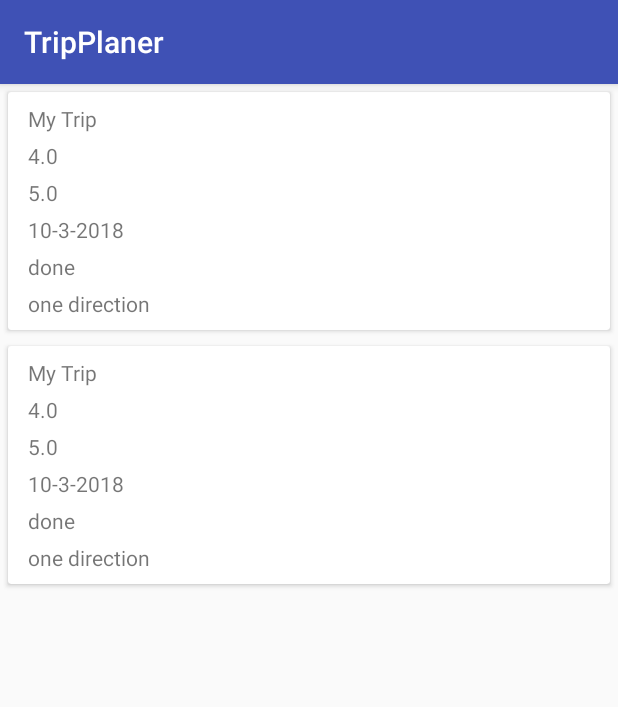
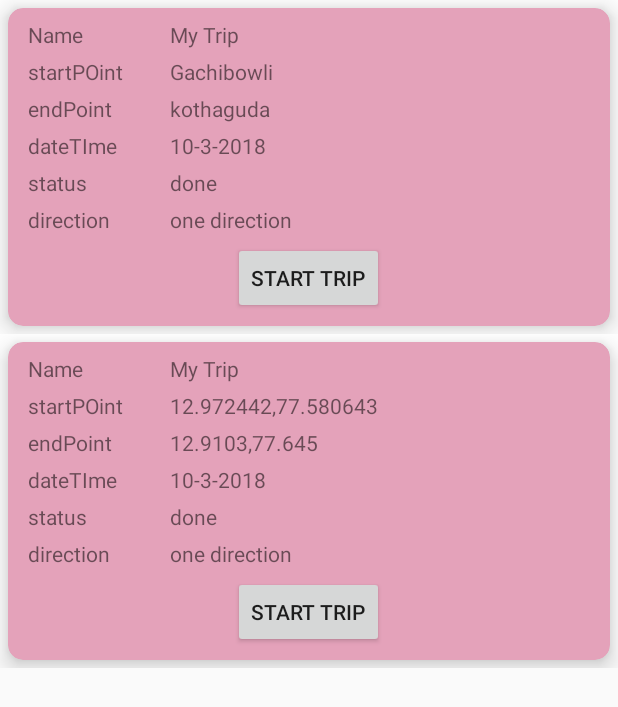
Before and after one commit to abdelmun3m/TripPlaner, an Android app: the screen it shows after launch (MainActivity), on a phone screen of 412 x 824 dp. Shown: the top 707 px of the screen. Run offline under Robolectric (Android 15) with nearby library versions, the phone set to English and light mode, and no system bars.

Commit message:
LaunchTrip

```diff
--- a/app/src/main/AndroidManifest.xml
+++ b/app/src/main/AndroidManifest.xml
@@ -8,11 +8,11 @@
         android:label="@string/app_name"
         android:roundIcon="@mipmap/ic_launcher_round"
         android:supportsRtl="true"
-        android:theme="@style/AppTheme" >
+        android:theme="@style/AppTheme">
+
         <activity android:name=".MainActivity" >
             <intent-filter>
                 <action android:name="android.intent.action.MAIN" />
-
                 <category android:name="android.intent.category.LAUNCHER" />
             </intent-filter>
         </activity>
--- a/app/src/main/java/com/android/abdelmun3m/tripplaner/Cards.java
+++ b/app/src/main/java/com/android/abdelmun3m/tripplaner/Cards.java
@@ -1,19 +1,23 @@
 package com.android.abdelmun3m.tripplaner;
+
+import java.io.Serializable;
 
 /**
  * Created by lamiaa on 23/03/18.
  */
 
-public class Cards {
-   private int id;
+public class Cards implements Serializable {
+    private int id;
     private String tripName;
-    private double srtpoint;
-    private double endpoint;
+//    private double srtpoint;
+//    private double endpoint;
+    private String srtpoint;
+    private String endpoint;
     private String dateTime;
     private String tripstatus;
     private String rootStatus;
 
-    public Cards(int id ,String tripName, double srtpoint, double endpoint, String dateTime, String tripstatus, String rootStatus) {
+    public Cards(int id ,String tripName, String srtpoint, String endpoint, String dateTime, String tripstatus, String rootStatus) {
         this.id=id;
         this.tripName = tripName;
         this.srtpoint = srtpoint;
@@ -31,11 +35,11 @@ public class Cards {
         return tripName;
     }
 
-    public double getSrtpoint() {
+    public String getSrtpoint() {
         return srtpoint;
     }
 
-    public double getEndpoint() {
+    public String getEndpoint() {
         return endpoint;
     }
 
@@ -59,11 +63,11 @@ public class Cards {
         this.tripName = tripName;
     }
 
-    public void setSrtpoint(double srtpoint) {
+    public void setSrtpoint(String srtpoint) {
         this.srtpoint = srtpoint;
     }
 
-    public void setEndpoint(double endpoint) {
+    public void setEndpoint(String endpoint) {
         this.endpoint = endpoint;
     }
 
--- a/app/src/main/java/com/android/abdelmun3m/tripplaner/CardsAdapter.java
+++ b/app/src/main/java/com/android/abdelmun3m/tripplaner/CardsAdapter.java
@@ -1,20 +1,30 @@
 package com.android.abdelmun3m.tripplaner;
 
 import android.content.Context;
+import android.content.Intent;
+import android.net.Uri;
 import android.support.v7.widget.RecyclerView;
+import android.util.Log;
 import android.view.LayoutInflater;
 import android.view.View;
 import android.view.ViewGroup;
+import android.widget.AdapterView;
+import android.widget.Button;
+import android.widget.ImageView;
 import android.widget.TextView;
+import android.widget.Toast;
 
+import java.io.Serializable;
 import java.util.List;
+
+import static android.support.v4.content.ContextCompat.startActivity;
 
 /**
  * Created by lamiaa on 24/03/18.
  */
 
 public class CardsAdapter extends RecyclerView.Adapter<CardsAdapter.CardsViewHolder>{
-//usedto inflate layout
+
     private Context myCtx;
     private List<Cards> CardsList;
 
@@ -24,16 +34,9 @@ public class CardsAdapter extends RecyclerView.Adapter<CardsAdapter.CardsViewHol
     }
 
     @Override
-    public CardsViewHolder onCreateViewHolder(ViewGroup parent, int viewType) {
-        LayoutInflater inflater = LayoutInflater.from(myCtx);
-        View view = inflater.inflate(R.layout.list_layout, null);
-        return new CardsViewHolder(view);
-    }
+    public void onBindViewHolder(CardsViewHolder holder, int position) {
 
-    @Override
-    public void onBindViewHolder(CardsViewHolder holder, int position) {
-        Cards card = CardsList.get(position);
-
+        final Cards card = CardsList.get(position);
         holder.tripName.setText(card.getTripName());
         holder.tripstrPoint.setText(String.valueOf(card.getSrtpoint()));
         holder.tripendPoint.setText(String.valueOf(card.getEndpoint()));
@@ -42,6 +45,26 @@ public class CardsAdapter extends RecyclerView.Adapter<CardsAdapter.CardsViewHol
         holder.tripDirStatus.setText(card.getRootStatus());
 
 
+        //Start trip Button
+        holder.startTripBtn.setOnClickListener(new View.OnClickListener() {
+            @Override
+            public void onClick(View view) {
+
+                String srtpoint = String.valueOf(card.getSrtpoint());
+                String endpoint = String.valueOf(card.getEndpoint());
+
+                String ur="";
+                final String uri = "http://maps.google.com/maps?daddr=";
+                ur= uri.concat(srtpoint + "+to:"+endpoint);
+                final Intent intent = new Intent(android.content.Intent.ACTION_VIEW, Uri.parse(ur));
+                intent.setFlags(Intent.FLAG_ACTIVITY_NEW_TASK);
+                intent.setClassName("com.google.android.apps.maps", "com.google.android.maps.MapsActivity");
+                myCtx.startActivity(intent);
+
+                Toast.makeText(myCtx, ""+ur, Toast.LENGTH_SHORT).show();
+
+            }
+        });
 
     }
 
@@ -50,12 +73,14 @@ public class CardsAdapter extends RecyclerView.Adapter<CardsAdapter.CardsViewHol
         return CardsList.size();
     }
 
-    class CardsViewHolder extends RecyclerView.ViewHolder{
+    public class CardsViewHolder extends RecyclerView.ViewHolder{
 
         TextView tripName , tripstrPoint , tripendPoint , tripDateTime , tripStatus , tripDirStatus;
+        //ImageView deleteCard;
+        public Button startTripBtn;
+
         public CardsViewHolder(View itemView) {
             super(itemView);
-
             tripName = itemView.findViewById(R.id.tripName);
             tripstrPoint = itemView.findViewById(R.id.tripstrPoint);
             tripendPoint = itemView.findViewById(R.id.tripendPoint);
@@ -63,7 +88,16 @@ public class CardsAdapter extends RecyclerView.Adapter<CardsAdapter.CardsViewHol
             tripStatus = itemView.findViewById(R.id.tripStatus);
             tripDirStatus = itemView.findViewById(R.id.tripDirStatus);
 
+            startTripBtn = itemView.findViewById(R.id.launchTrip);
 
         }
     }
+    @Override
+    public CardsViewHolder onCreateViewHolder(ViewGroup parent, int viewType) {
+        LayoutInflater inflater = LayoutInflater.from(myCtx);
+        View view = inflater.inflate(R.layout.list_layout, null);
+        return new CardsViewHolder(view);
+
+    }
+
 }
--- a/app/src/main/java/com/android/abdelmun3m/tripplaner/MainActivity.java
+++ b/app/src/main/java/com/android/abdelmun3m/tripplaner/MainActivity.java
@@ -1,24 +1,31 @@
 package com.android.abdelmun3m.tripplaner;
 
+import android.app.Activity;
+import android.content.Intent;
+import android.net.Uri;
 import android.support.v7.app.AppCompatActivity;
 import android.os.Bundle;
 import android.support.v7.widget.LinearLayoutManager;
 import android.support.v7.widget.RecyclerView;
+import android.view.View;
+import android.widget.Button;
 
 import java.util.ArrayList;
 import java.util.List;
 
-public class MainActivity extends AppCompatActivity {
+public class MainActivity extends Activity {
 
     List<Cards> cardsList;
     RecyclerView recyclerView;
 
+    Button startTripBtn;
 
 
     @Override
     protected void onCreate(Bundle savedInstanceState) {
         super.onCreate(savedInstanceState);
         setContentView(R.layout.activity_main);
+
 
         recyclerView = (RecyclerView) findViewById(R.id.recyclerView);
         recyclerView.setHasFixedSize(true);
@@ -32,8 +39,8 @@ public class MainActivity extends AppCompatActivity {
       cardsList.add(
                 new Cards(1,
                         "My Trip",
-                        4.000,
-                        5.000,
+                        "Gachibowli",
+                        "kothaguda",
                         "10-3-2018",
                         "done",
                         "one direction"
@@ -41,14 +48,15 @@ public class MainActivity extends AppCompatActivity {
         cardsList.add(
                 new Cards(2,
                         "My Trip",
-                        4.000,
-                        5.000,
+                        "12.972442,77.580643",
+                        "12.9103,77.645",
                         "10-3-2018",
                         "done",
                         "one direction"
                 ));
 
-        CardsAdapter cardsAdapter = new CardsAdapter(this,cardsList);
+        CardsAdapter cardsAdapter = new CardsAdapter(MainActivity.this,cardsList);
         recyclerView.setAdapter(cardsAdapter);
+
     }
 }
--- /dev/null
+++ b/app/src/main/res/drawable/ic_delete.xml
@@ -0,0 +1,9 @@
+<vector xmlns:android="http://schemas.android.com/apk/res/android"
+        android:width="24dp"
+        android:height="24dp"
+        android:viewportWidth="24.0"
+        android:viewportHeight="24.0">
+    <path
+
+        android:pathData="M6,19c0,1.1 0.9,2 2,2h8c1.1,0 2,-0.9 2,-2V7H6v12zM19,4h-3.5l-1,-1h-5l-1,1H5v2h14V4z"/>
+</vector>
--- a/app/src/main/res/layout/activity_main.xml
+++ b/app/src/main/res/layout/activity_main.xml
@@ -5,10 +5,13 @@
     xmlns:app="http://schemas.android.com/apk/res-auto"
     android:layout_width="match_parent"
     android:layout_height="match_parent"
+    tools:showIn="@layout/activity_main"
     tools:context="com.android.abdelmun3m.tripplaner.MainActivity">
 
     <android.support.v7.widget.RecyclerView
-       android:id="@+id/recyclerView"
+        android:id="@+id/recyclerView"
         android:layout_width="match_parent"
-        android:layout_height="match_parent"></android.support.v7.widget.RecyclerView>
+        android:layout_height="match_parent"
+        android:scrollbars="vertical">
+    </android.support.v7.widget.RecyclerView>
 </RelativeLayout>
--- /dev/null
+++ b/app/src/main/res/layout/layout.xml
@@ -0,0 +1,7 @@
+<?xml version="1.0" encoding="utf-8"?>
+<LinearLayout xmlns:android="http://schemas.android.com/apk/res/android"
+    android:layout_width="match_parent"
+    android:layout_height="match_parent">
+
+
+</LinearLayout>
--- a/app/src/main/res/layout/list_layout.xml
+++ b/app/src/main/res/layout/list_layout.xml
@@ -1,83 +1,179 @@
 <?xml version="1.0" encoding="utf-8"?>
 <LinearLayout xmlns:android="http://schemas.android.com/apk/res/android"
+    xmlns:app="http://schemas.android.com/apk/res-auto"
+
+
     xmlns:tools="http://schemas.android.com/tools"
     android:layout_width="match_parent"
     android:layout_height="wrap_content"
+    android:background="@color/cardview_light_background"
     android:orientation="vertical">
 
     <android.support.v7.widget.CardView
         android:layout_width="match_parent"
         android:layout_height="wrap_content"
-        android:layout_margin="5dp">
+        android:layout_margin="5dp"
+        app:cardBackgroundColor="@color/colorAccent"
+        app:cardCornerRadius="10dp"
+        app:cardElevation="10dp">
 
         <RelativeLayout
             android:layout_width="match_parent"
             android:layout_height="wrap_content"
             android:padding="8dp">
 
+            <TextView
+                android:id="@+id/tripLabelName"
+                android:layout_width="wrap_content"
+                android:layout_height="wrap_content"
+                android:layout_marginLeft="5dp"
+                android:layout_marginStart="5dp"
+                android:shadowColor="@color/colorPrimary"
+                android:text="@string/str_tripName"
+                android:textColorLink="@color/colorPrimary" />
 
             <TextView
                 android:id="@+id/tripName"
                 android:layout_width="wrap_content"
                 android:layout_height="wrap_content"
+                android:layout_marginLeft="5dp"
+                android:layout_marginStart="100dp"
+                android:shadowColor="@color/colorPrimary"
+                android:text="@string/str_tripName"
+                android:textColorLink="@color/colorPrimary" />
+
+
+            <TextView
+                android:id="@+id/tripstrLabelPoint"
+                android:layout_width="wrap_content"
+                android:layout_height="wrap_content"
+                android:layout_below="@id/tripName"
+                android:layout_marginLeft="5dp"
                 android:layout_marginStart="5dp"
-                android:text="@string/str_tripName"
-                />
+                android:layout_marginTop="5dp"
+                android:text="@string/str_strpoint"
+                android:textColorLink="@color/colorPrimary" />
 
             <TextView
                 android:id="@+id/tripstrPoint"
                 android:layout_width="wrap_content"
                 android:layout_height="wrap_content"
                 android:layout_below="@id/tripName"
+                android:layout_marginLeft="5dp"
+                android:layout_marginStart="100dp"
+                android:layout_marginTop="5dp"
+                android:text="@string/str_strpoint"
+                android:textColorLink="@color/colorPrimary" />
+
+
+            <TextView
+                android:id="@+id/tripLabelendPoint"
+                android:layout_width="wrap_content"
+                android:layout_height="wrap_content"
+                android:layout_below="@id/tripstrPoint"
+                android:layout_marginLeft="5dp"
                 android:layout_marginStart="5dp"
                 android:layout_marginTop="5dp"
-                android:text="@string/str_strpoint"
-                />
+                android:text="@string/str_endpoint"
+                android:textColorLink="@color/colorPrimary" />
 
             <TextView
                 android:id="@+id/tripendPoint"
                 android:layout_width="wrap_content"
                 android:layout_height="wrap_content"
                 android:layout_below="@id/tripstrPoint"
+                android:layout_marginLeft="5dp"
+                android:layout_marginStart="100dp"
+                android:layout_marginTop="5dp"
+                android:text="@string/str_endpoint"
+                android:textColorLink="@color/colorPrimary" />
+
+
+            <TextView
+                android:id="@+id/tripLabelDateTime"
+                android:layout_width="wrap_content"
+                android:layout_height="wrap_content"
+                android:layout_below="@id/tripendPoint"
+                android:layout_marginLeft="5dp"
                 android:layout_marginStart="5dp"
                 android:layout_marginTop="5dp"
-                android:text="@string/str_endpoint"
-                 />
+                android:text="@string/str_dateTime"
+                android:textColorLink="@color/colorPrimary" />
+
 
             <TextView
                 android:id="@+id/tripDateTime"
                 android:layout_width="wrap_content"
                 android:layout_height="wrap_content"
                 android:layout_below="@id/tripendPoint"
+                android:layout_marginLeft="5dp"
+                android:layout_marginStart="100dp"
+                android:layout_marginTop="5dp"
+                android:text="@string/str_dateTime"
+                android:textColorLink="@color/colorPrimary" />
+
+
+            <TextView
+                android:id="@+id/tripLabelStatus"
+                android:layout_width="match_parent"
+                android:layout_height="wrap_content"
+                android:layout_below="@id/tripDateTime"
+                android:layout_marginLeft="5dp"
                 android:layout_marginStart="5dp"
                 android:layout_marginTop="5dp"
-                android:text="@string/str_dateTime"
-                 />
+                android:text="@string/str_tripstatus"
+                android:textColorLink="@color/colorPrimary" />
+
 
             <TextView
                 android:id="@+id/tripStatus"
                 android:layout_width="match_parent"
                 android:layout_height="wrap_content"
                 android:layout_below="@id/tripDateTime"
+                android:layout_marginLeft="5dp"
+                android:layout_marginStart="100dp"
+                android:layout_marginTop="5dp"
+                android:text="@string/str_tripstatus"
+                android:textColorLink="@color/colorPrimary" />
+
+
+            <TextView
+                android:id="@+id/tripLabelDirStatus"
+                android:layout_width="wrap_content"
+                android:layout_height="wrap_content"
+                android:layout_below="@id/tripStatus"
+                android:layout_marginLeft="5dp"
                 android:layout_marginStart="5dp"
                 android:layout_marginTop="5dp"
-                android:text="@string/str_tripstatus"
-                />
+                android:text="@string/str_direction"
+                android:textColorLink="@color/colorPrimary" />
 
             <TextView
                 android:id="@+id/tripDirStatus"
                 android:layout_width="wrap_content"
                 android:layout_height="wrap_content"
                 android:layout_below="@id/tripStatus"
+                android:layout_marginLeft="5dp"
+                android:layout_marginStart="100dp"
+                android:layout_marginTop="5dp"
+                android:text="@string/str_direction"
+                android:textColorLink="@color/colorPrimary" />
+
+            <Button
+                android:id="@+id/launchTrip"
+                android:layout_width="wrap_content"
+                android:layout_height="wrap_content"
+                android:layout_below="@+id/tripDirStatus"
+                android:layout_centerHorizontal="true"
+                android:layout_marginLeft="5dp"
                 android:layout_marginStart="5dp"
                 android:layout_marginTop="5dp"
-                android:text="@string/str_direction"
-                />
+                android:text="@string/str_StartTrip" />
+
 
         </RelativeLayout>
 
     </android.support.v7.widget.CardView>
 
 
-
 </LinearLayout>
--- a/app/src/main/res/values/colors.xml
+++ b/app/src/main/res/values/colors.xml
@@ -1,6 +1,6 @@
 <?xml version="1.0" encoding="utf-8"?>
 <resources>
-    <color name="colorPrimary">#3F51B5</color>
-    <color name="colorPrimaryDark">#303F9F</color>
-    <color name="colorAccent">#FF4081</color>
+    <color name="colorPrimary">#83495c</color>
+    <color name="colorPrimaryDark">#d496af</color>
+    <color name="colorAccent">#e4a2ba</color>
 </resources>
--- a/app/src/main/res/values/strings.xml
+++ b/app/src/main/res/values/strings.xml
@@ -7,4 +7,5 @@
     <string name="str_endpoint">endPoint</string>
     <string name="str_dateTime">dateTIme</string>
     <string name="str_direction">direction</string>
+    <string name="str_StartTrip">Start Trip</string>
 </resources>
--- a/app/src/main/res/values/styles.xml
+++ b/app/src/main/res/values/styles.xml
@@ -1,7 +1,7 @@
 <resources>
 
     <!-- Base application theme. -->
-    <style name="AppTheme" parent="Theme.AppCompat.Light.DarkActionBar">
+    <style name="AppTheme" parent="@style/Theme.AppCompat.Light.DarkActionBar">
         <!-- Customize your theme here. -->
         <item name="colorPrimary">@color/colorPrimary</item>
         <item name="colorPrimaryDark">@color/colorPrimaryDark</item>
--- a/build.gradle
+++ b/build.gradle
@@ -19,6 +19,8 @@ buildscript {
 allprojects {
     repositories {
         google()
+        maven { url "https://maven.google.com" }
+
         jcenter()
         maven {
             url "https://maven.google.com"
```
Also changed, not shown: app/build.gradle (+8 -6 lines), 1 other file.
